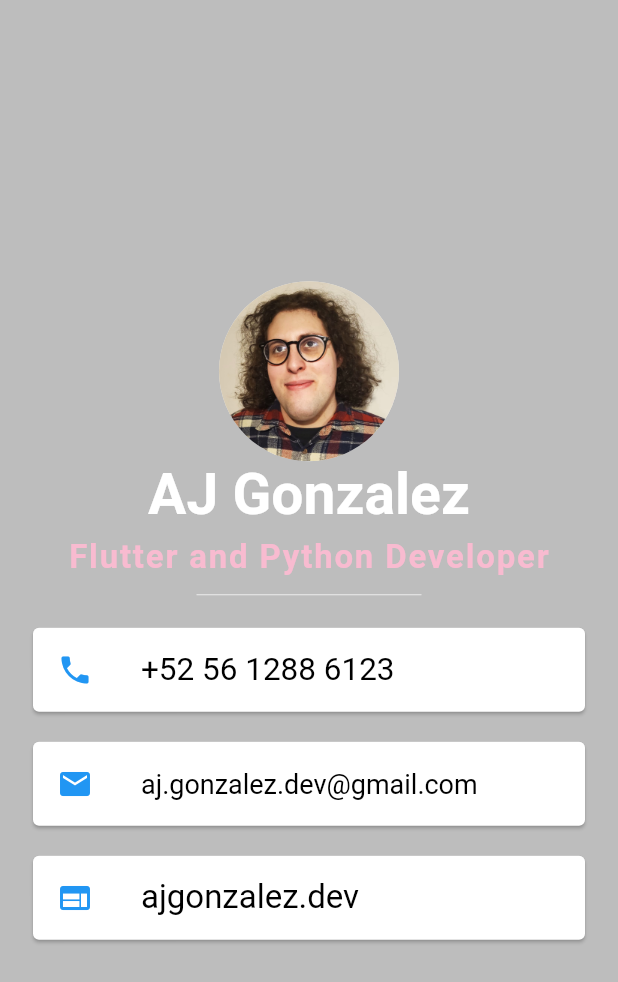
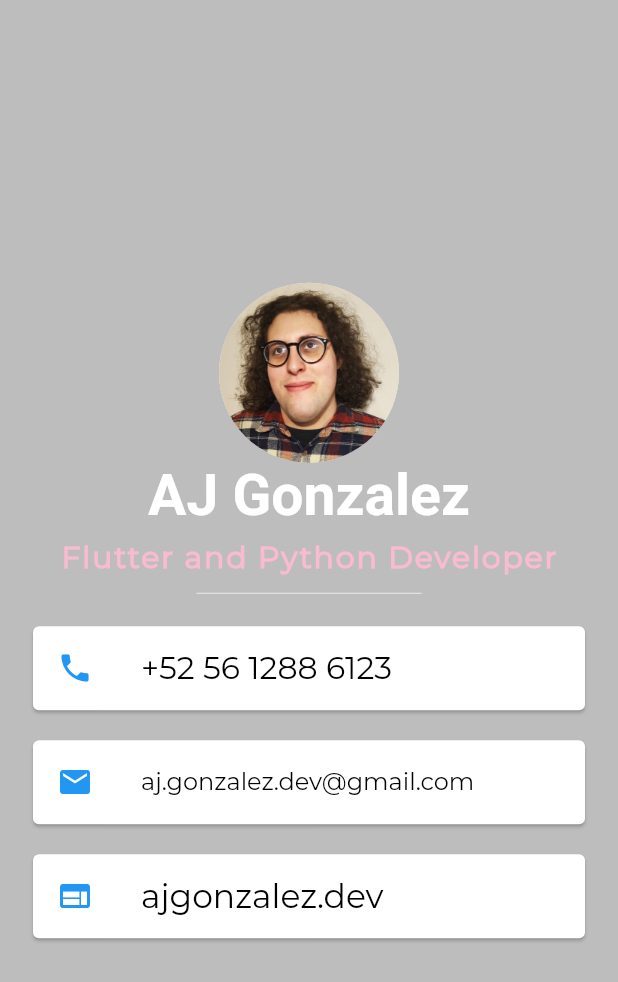
Before and after one commit to AJ-Gonzalez/businesscard, a Flutter app: the screen it shows after launch, on a phone screen of 412 x 824 dp. Shown: the top 982 px of the screen. Run offline on Flutter 3.47's test engine with Material 2 defaults, Android fonts, the phone set to English and light mode, and no system bars; Roboto replaces fonts that are missing (YuseiMagic); project files that could hold a hidden picture were left out.

Commit message:
Changed app name, finalized fonts, fixed text align

```diff
--- a/lib/main.dart
+++ b/lib/main.dart
@@ -36,7 +36,7 @@ class MyApp extends StatelessWidget {
                 'Flutter and Python Developer',
                 style: TextStyle(
                   fontFamily: 'Montserrat',
-                  fontSize: 22.0,
+                  fontSize: 20.0,
                   color: Colors.pink.shade100,
                   letterSpacing: 1.2,
                   fontWeight: FontWeight.bold,
@@ -78,7 +78,7 @@ class MyApp extends StatelessWidget {
                     style: TextStyle(
                       color: Colors.black,
                       fontFamily: 'Montserrat',
-                      fontSize: 18.0,
+                      fontSize: 16.0,
                     ),
                   ),
                 ),
--- a/pubspec.yaml
+++ b/pubspec.yaml
@@ -21,10 +21,10 @@ flutter:
   assets:
    - images/
   fonts:
-    - family: Pacifico
+    - family: YuseiMagic
       fonts:
         - asset: fonts/YuseiMagic-Regular.ttf
 
-    - family: Source Sans Pro
+    - family: Montserrat
       fonts:
         - asset: fonts/Montserrat-Regular.ttf
```
Also changed, not shown: 1 other file.
